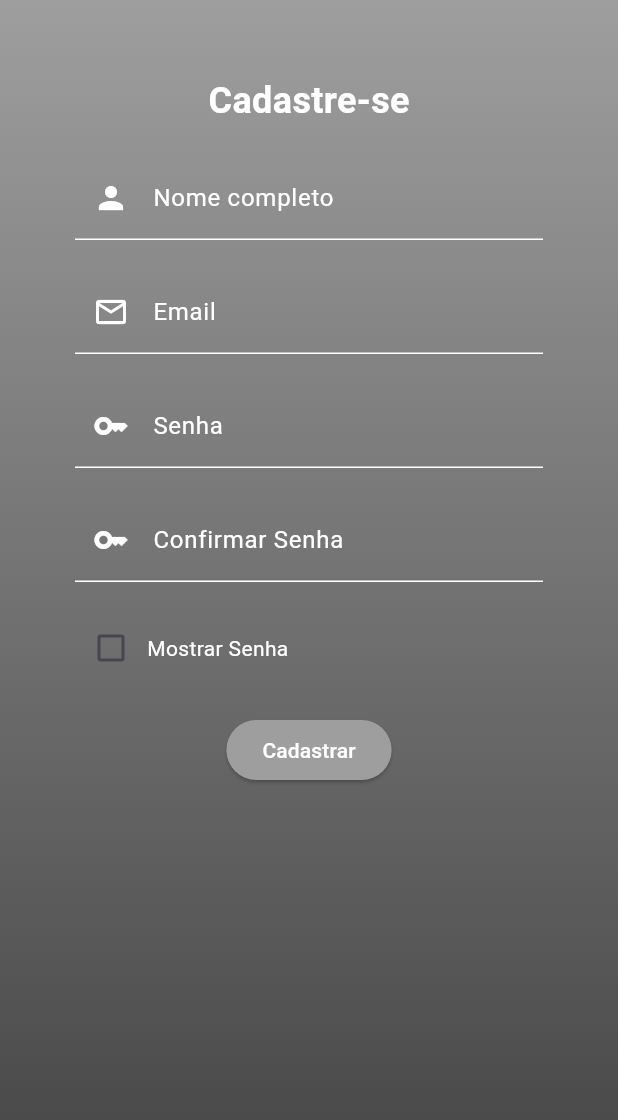
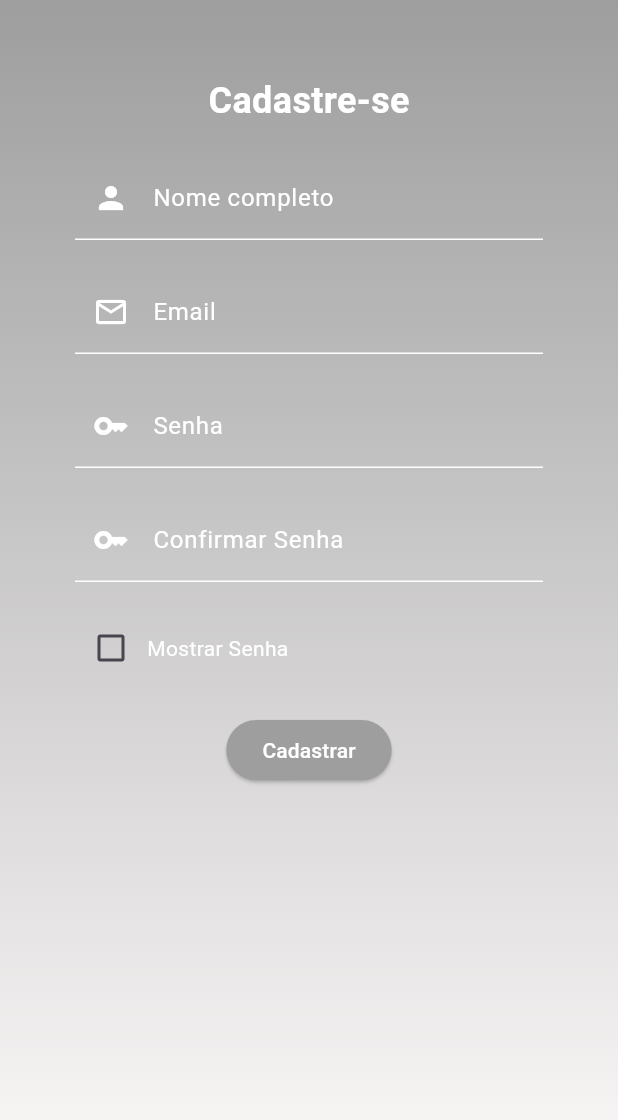
Before and after one commit to DenisLima96/barber_shop, a Flutter app: the SignUpScreen screen opened directly, on a phone screen of 412 x 824 dp. Shown: the top 1120 px of the screen. Run offline on Flutter 3.47's test engine with Material 3 defaults, Android fonts, the phone set to English and light mode, and no system bars.

Commit message:
Troquei a cor da tela de cadastro

```diff
--- a/lib/screens/sign_up_screen.dart
+++ b/lib/screens/sign_up_screen.dart
@@ -24,7 +24,7 @@ class _SignUpScreenState extends State<SignUpScreen> {
             gradient: LinearGradient(
               begin: Alignment.topCenter,
               end: Alignment.bottomCenter,
-              colors: [Colors.grey, Color.fromARGB(255, 66, 66, 66)],
+              colors: [Colors.grey, Color.fromARGB(255, 255, 252, 252)],
             ),
           ),
           child: SingleChildScrollView(
```
